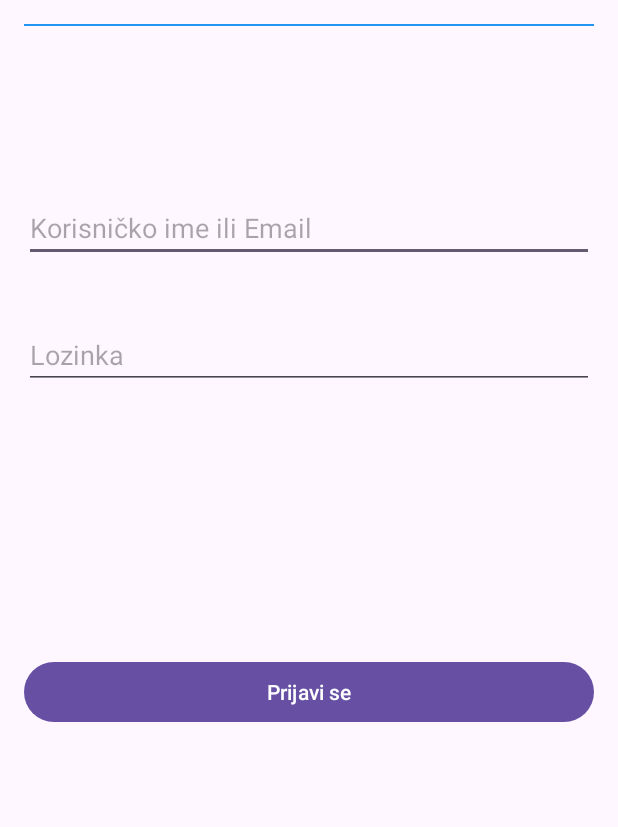
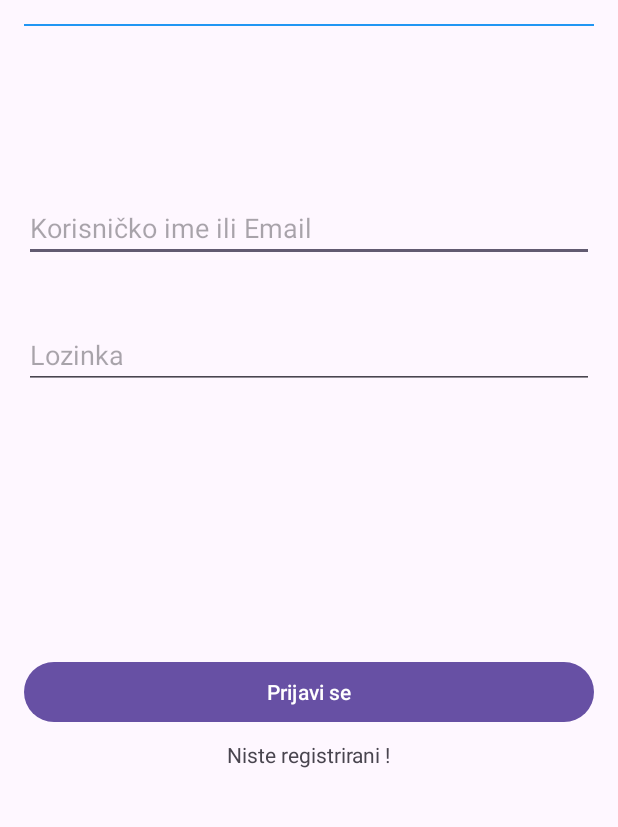
Before and after one commit to dbracic21-foi/EventFinder, an Android app: the layout activity_login.xml on its own in the app's theme, with its tools: preview values and no code run, on a phone screen of 412 x 824 dp, the part 97-924 px from its top. Run offline under Robolectric (Android 15) with nearby library versions, the phone set to English and light mode, and no system bars.

Commit message:
Modified design for registration and login Made that initial activity will be login form

```diff
--- a/Software/app/src/main/AndroidManifest.xml
+++ b/Software/app/src/main/AndroidManifest.xml
@@ -12,9 +12,9 @@
         android:supportsRtl="true"
         android:theme="@style/Theme.EventFinder"
         tools:targetApi="31">
-        <activity android:name=".LoginActivity"></activity>
+        <activity android:name=".RegistrationActivity"></activity>
         <activity
-            android:name=".RegistrationActivity"
+            android:name=".LoginActivity"
             android:exported="true">
             <intent-filter>
                 <action android:name="android.intent.action.MAIN" />
--- a/Software/app/src/main/res/layout/activity_login.xml
+++ b/Software/app/src/main/res/layout/activity_login.xml
@@ -4,10 +4,7 @@
     android:layout_height="match_parent"
     android:padding="16dp">
 
-    <!-- Naslov "Login" -->
-    <!-- Promijenjena boja u plavu (#2196F3) -->
 
-    <!-- Linija ispod "Login" -->
     <TextView
         android:id="@+id/textViewTitleLogin"
         android:layout_width="match_parent"
@@ -23,13 +20,9 @@
         android:layout_width="match_parent"
         android:layout_height="1dp"
         android:layout_below="@id/textViewTitleLogin"
-        android:background="#2196F3"/> <!-- Boja linije također postavljena na plavu (#2196F3) -->
+        android:background="#2196F3"/>
 
-    <!-- Korisničko ime ili Email -->
 
-    <!-- Lozinka -->
-
-    <!-- Gumb za prijavu -->
 
     <EditText
         android:id="@+id/editTextUsernameOrEmail"
@@ -51,6 +44,17 @@
         android:hint="Lozinka"
         android:inputType="textPassword" />
 
+    <TextView
+        android:id="@+id/textviewNeedAccount"
+        android:layout_width="wrap_content"
+        android:layout_height="wrap_content"
+        android:text="Niste registrirani !"
+        android:layout_below="@+id/buttonLogin"
+        android:layout_marginTop="8dp"
+        android:layout_centerHorizontal="true"
+        android:clickable="true"
+        android:focusable="true" />
+
     <Button
         android:id="@+id/buttonLogin"
         android:layout_width="match_parent"
--- a/Software/app/src/main/res/layout/activity_registration.xml
+++ b/Software/app/src/main/res/layout/activity_registration.xml
@@ -95,7 +95,9 @@
         android:text="Već ste prijavljeni."
         android:layout_below="@+id/buttonRegister"
         android:layout_marginTop="8dp"
-        android:layout_centerHorizontal="true" />
+        android:layout_centerHorizontal="true"
+        android:clickable="true"
+        android:focusable="true" />
 
 
 </RelativeLayout>
```
Also changed, not shown: Software/app/src/main/java/com/example/eventfinder/LoginActivity.kt (+20 -9 lines), Software/app/src/main/java/com/example/eventfinder/RegistrationActivity.kt (+24 -27 lines).
